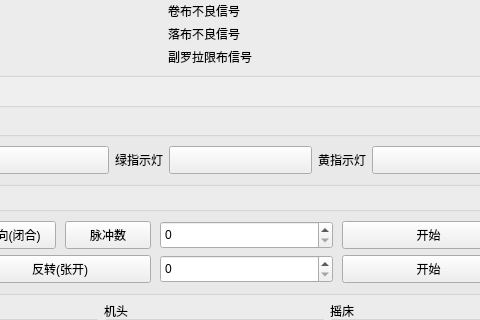
Before: the Qt Designer form machineexame.ui in httpftpli/mdimh, drawn with Qt 5; both pictures show x 121 to 601 and y 198 to 518 of the 800 by 600 pixel window.
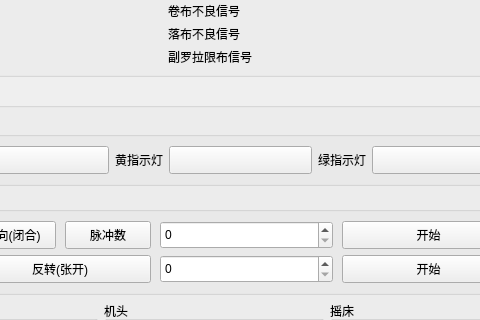
After: the same form once the commit is applied. Custom widgets are drawn as their Qt base class.

```diff
--- a/machineexame.ui
+++ b/machineexame.ui
@@ -472,7 +472,7 @@
         </widget>
        </item>
        <item>
-        <widget class="QLabel" name="label_22">
+        <widget class="QLabel" name="label_43">
          <property name="sizePolicy">
           <sizepolicy hsizetype="Maximum" vsizetype="Preferred">
            <horstretch>0</horstretch>
@@ -480,7 +480,7 @@
           </sizepolicy>
          </property>
          <property name="text">
-          <string>绿指示灯</string>
+          <string>黄指示灯</string>
          </property>
         </widget>
        </item>
@@ -504,7 +504,7 @@
         </widget>
        </item>
        <item>
-        <widget class="QLabel" name="label_43">
+        <widget class="QLabel" name="label_22">
          <property name="sizePolicy">
           <sizepolicy hsizetype="Maximum" vsizetype="Preferred">
            <horstretch>0</horstretch>
@@ -512,7 +512,7 @@
           </sizepolicy>
          </property>
          <property name="text">
-          <string>黄指示灯</string>
+          <string>绿指示灯</string>
          </property>
         </widget>
        </item>
```
